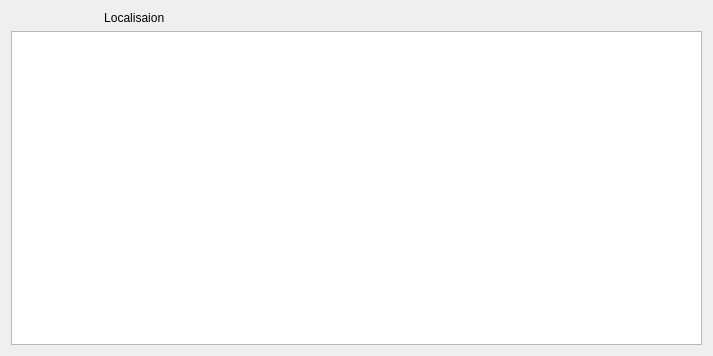
The window that localStationCS/widgetlocalisation.ui (Gnoumy/RaspMeteo) describes before a commit, drawn with Qt 5.
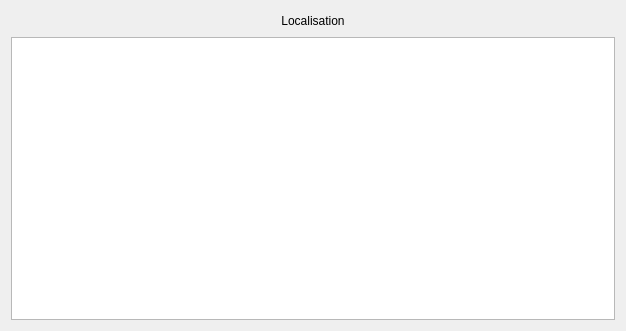
The same window after the commit.

```diff
--- a/localStationCS/widgetlocalisation.ui
+++ b/localStationCS/widgetlocalisation.ui
@@ -6,8 +6,8 @@
    <rect>
     <x>0</x>
     <y>0</y>
-    <width>713</width>
-    <height>356</height>
+    <width>626</width>
+    <height>331</height>
    </rect>
   </property>
   <property name="windowTitle">
@@ -17,14 +17,81 @@
    <item>
     <layout class="QVBoxLayout" name="verticalLayout">
      <item>
-      <widget class="QLabel" name="label">
-       <property name="text">
-        <string>                            Localisaion</string>
-       </property>
-      </widget>
+      <layout class="QHBoxLayout" name="horizontalLayout">
+       <item>
+        <spacer name="horizontalSpacer">
+         <property name="orientation">
+          <enum>Qt::Horizontal</enum>
+         </property>
+         <property name="sizeHint" stdset="0">
+          <size>
+           <width>40</width>
+           <height>20</height>
+          </size>
+         </property>
+        </spacer>
+       </item>
+       <item>
+        <widget class="QLabel" name="label">
+         <property name="sizePolicy">
+          <sizepolicy hsizetype="Minimum" vsizetype="Minimum">
+           <horstretch>0</horstretch>
+           <verstretch>0</verstretch>
+          </sizepolicy>
+         </property>
+         <property name="text">
+          <string>Localisation</string>
+         </property>
+         <property name="scaledContents">
+          <bool>false</bool>
+         </property>
+         <property name="alignment">
+          <set>Qt::AlignCenter</set>
+         </property>
+        </widget>
+       </item>
+       <item>
+        <spacer name="horizontalSpacer_2">
+         <property name="orientation">
+          <enum>Qt::Horizontal</enum>
+         </property>
+         <property name="sizeHint" stdset="0">
+          <size>
+           <width>40</width>
+           <height>20</height>
+          </size>
+         </property>
+        </spacer>
+       </item>
+      </layout>
      </item>
      <item>
-      <widget class="QTableWidget" name="tableWidget"/>
+      <widget class="QTableWidget" name="tableWidget">
+       <property name="minimumSize">
+        <size>
+         <width>200</width>
+         <height>0</height>
+        </size>
+       </property>
+       <property name="autoFillBackground">
+        <bool>false</bool>
+       </property>
+       <property name="sizeAdjustPolicy">
+        <enum>QAbstractScrollArea::AdjustIgnored</enum>
+       </property>
+       <property name="autoScroll">
+        <bool>false</bool>
+       </property>
+       <property name="textElideMode">
+        <enum>Qt::ElideNone</enum>
+       </property>
+       <property name="showGrid">
+        <bool>false</bool>
+       </property>
+       <property name="wordWrap">
+        <bool>false</bool>
+       </property>
+      </widget>
      </item>
     </layout>
    </item>
```
